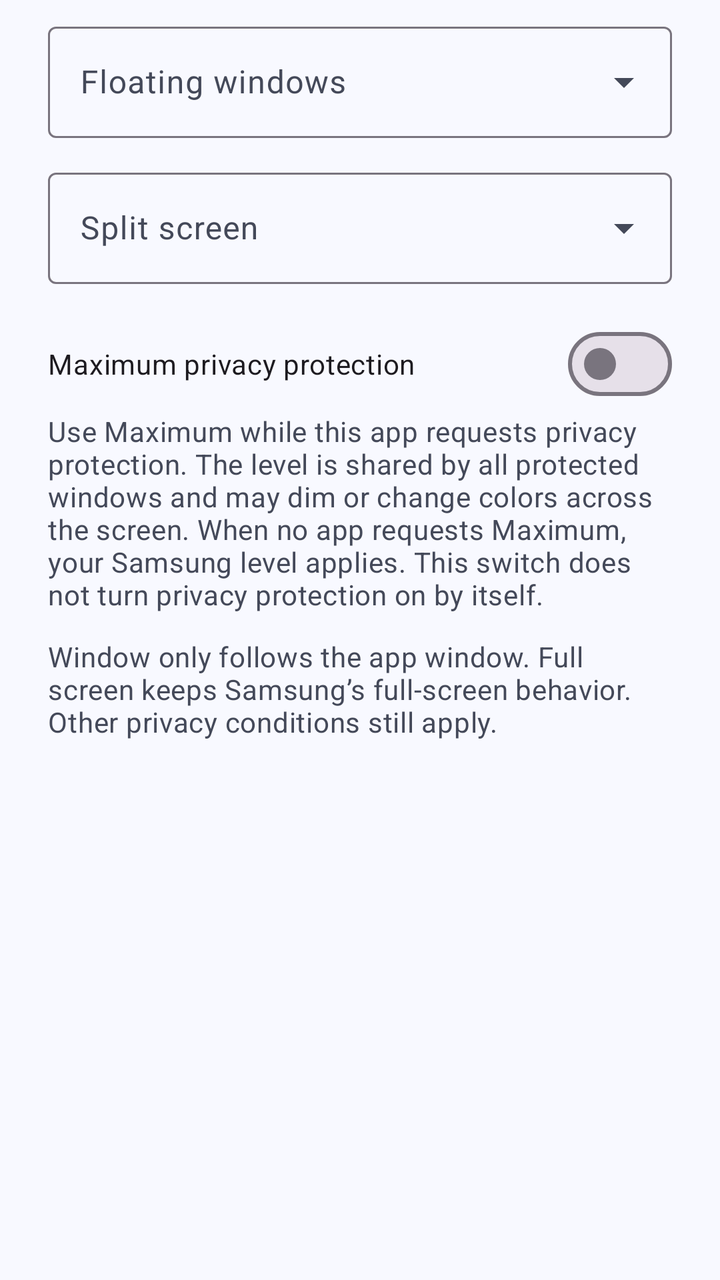
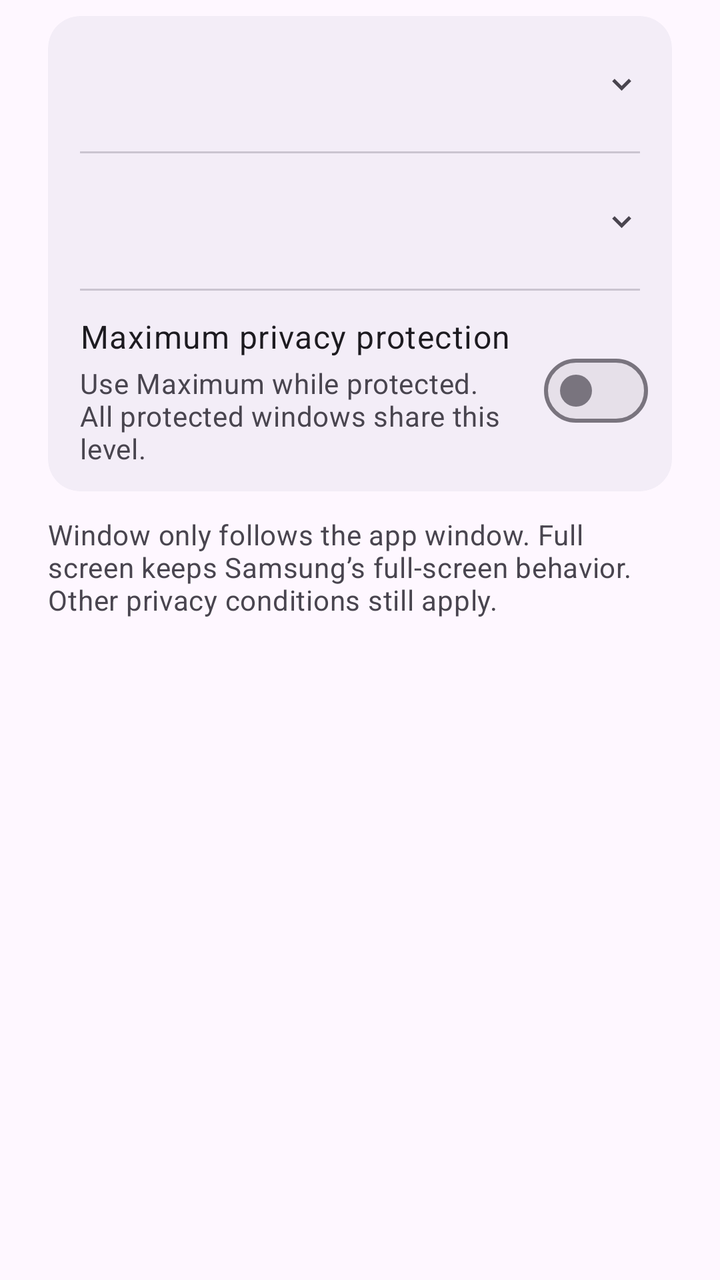

Compare the two renders of this Android layout. The source of the first and the diff that turns it into the second are given below.
<!-- AndroidManifest.xml: application theme Theme.PrivacyDisplayPlus -->
<!-- res/layout/dialog_app_rule.xml -->
<?xml version="1.0" encoding="utf-8"?>
<LinearLayout xmlns:android="http://schemas.android.com/apk/res/android" xmlns:app="http://schemas.android.com/apk/res-auto"
    android:layout_width="match_parent" android:layout_height="wrap_content" android:orientation="vertical"
    android:paddingStart="24dp" android:paddingEnd="24dp" android:paddingTop="8dp" android:paddingBottom="8dp">
    <com.google.android.material.textfield.TextInputLayout style="@style/Widget.Material3.TextInputLayout.OutlinedBox.ExposedDropdownMenu"
        android:id="@+id/rule_floating_input" app:endIconMode="dropdown_menu"
        android:layout_width="match_parent" android:layout_height="wrap_content" android:hint="@string/floating_title">
        <com.google.android.material.textfield.MaterialAutoCompleteTextView android:id="@+id/rule_floating"
            android:layout_width="match_parent" android:layout_height="wrap_content" android:inputType="none"
            android:importantForAutofill="no" android:contentDescription="@string/floating_title" />
    </com.google.android.material.textfield.TextInputLayout>
    <com.google.android.material.textfield.TextInputLayout style="@style/Widget.Material3.TextInputLayout.OutlinedBox.ExposedDropdownMenu"
        android:id="@+id/rule_split_input" app:endIconMode="dropdown_menu"
        android:layout_width="match_parent" android:layout_height="wrap_content" android:layout_marginTop="12dp"
        android:hint="@string/split_title">
        <com.google.android.material.textfield.MaterialAutoCompleteTextView android:id="@+id/rule_split"
            android:layout_width="match_parent" android:layout_height="wrap_content" android:inputType="none"
            android:importantForAutofill="no" android:contentDescription="@string/split_title" />
    </com.google.android.material.textfield.TextInputLayout>
    <com.google.android.material.materialswitch.MaterialSwitch
        android:id="@+id/rule_maximum"
        android:layout_width="match_parent" android:layout_height="wrap_content"
        android:minHeight="48dp" android:layout_marginTop="16dp"
        android:text="@string/maximum_privacy_title" />
    <TextView android:layout_width="match_parent" android:layout_height="wrap_content"
        android:text="@string/maximum_privacy_explanation"
        android:textAppearance="@style/TextAppearance.Material3.BodyMedium"
        android:textColor="?attr/colorOnSurfaceVariant" />
    <TextView android:layout_width="match_parent" android:layout_height="wrap_content" android:layout_marginTop="12dp"
        android:text="@string/rule_explanation" android:textAppearance="@style/TextAppearance.Material3.BodyMedium"
        android:textColor="?attr/colorOnSurfaceVariant" />
</LinearLayout>
<!-- resources referenced by this layout -->
<resources>
  <string name="floating_title">Floating windows</string>
  <string name="maximum_privacy_explanation">Use Maximum while this app requests privacy protection. The level is shared by all protected windows and may dim or change colors across the screen. When no app requests Maximum, your Samsung level applies. This switch does not turn privacy protection on by itself.</string>
  <string name="maximum_privacy_title">Maximum privacy protection</string>
  <string name="rule_explanation">Window only follows the app window. Full screen keeps Samsung\u2019s full-screen behavior. Other privacy conditions still apply.</string>
  <string name="split_title">Split screen</string>
  <style name="Theme.PrivacyDisplayPlus" parent="Theme.Material3.DayNight.NoActionBar">
          <item name="colorPrimary">@color/accent</item>
          <item name="colorOnPrimary">@color/on_primary</item>
          <item name="colorPrimaryContainer">@color/primary_container</item>
          <item name="colorOnPrimaryContainer">@color/on_primary_container</item>
          <item name="colorSurface">@color/background</item>
          <item name="colorSurfaceContainer">@color/surface</item>
          <item name="colorSurfaceContainerHigh">@color/surface_high</item>
          <item name="colorOnSurface">@color/text_primary</item>
          <item name="colorOnSurfaceVariant">@color/text_secondary</item>
          <item name="colorOutlineVariant">@color/outline</item>
          <item name="colorError">@color/error</item>
          <item name="android:windowBackground">@color/background</item>
          <item name="android:windowLightStatusBar">true</item>
          <item name="android:windowLightNavigationBar">true</item>
      </style>
  <color name="accent">#245CBD</color>
  <color name="on_primary">#FFFFFF</color>
  <color name="primary_container">#DCE6FF</color>
  <color name="on_primary_container">#071C45</color>
  <color name="background">#F8F9FF</color>
  <color name="surface">#EFF2FA</color>
  <color name="surface_high">#E7EBF5</color>
  <color name="text_primary">#191C25</color>
  <color name="text_secondary">#444959</color>
  <color name="outline">#C5CAD8</color>
  <color name="error">#BA1A1A</color>
</resources>

<!-- the commit's change to res/layout/dialog_app_rule.xml (unified diff, before → after) -->
@@ -2,31 +2,68 @@
 <LinearLayout xmlns:android="http://schemas.android.com/apk/res/android" xmlns:app="http://schemas.android.com/apk/res-auto"
     android:layout_width="match_parent" android:layout_height="wrap_content" android:orientation="vertical"
     android:paddingStart="24dp" android:paddingEnd="24dp" android:paddingTop="8dp" android:paddingBottom="8dp">
-    <com.google.android.material.textfield.TextInputLayout style="@style/Widget.Material3.TextInputLayout.OutlinedBox.ExposedDropdownMenu"
-        android:id="@+id/rule_floating_input" app:endIconMode="dropdown_menu"
-        android:layout_width="match_parent" android:layout_height="wrap_content" android:hint="@string/floating_title">
-        <com.google.android.material.textfield.MaterialAutoCompleteTextView android:id="@+id/rule_floating"
-            android:layout_width="match_parent" android:layout_height="wrap_content" android:inputType="none"
-            android:importantForAutofill="no" android:contentDescription="@string/floating_title" />
-    </com.google.android.material.textfield.TextInputLayout>
-    <com.google.android.material.textfield.TextInputLayout style="@style/Widget.Material3.TextInputLayout.OutlinedBox.ExposedDropdownMenu"
-        android:id="@+id/rule_split_input" app:endIconMode="dropdown_menu"
-        android:layout_width="match_parent" android:layout_height="wrap_content" android:layout_marginTop="12dp"
-        android:hint="@string/split_title">
-        <com.google.android.material.textfield.MaterialAutoCompleteTextView android:id="@+id/rule_split"
-            android:layout_width="match_parent" android:layout_height="wrap_content" android:inputType="none"
-            android:importantForAutofill="no" android:contentDescription="@string/split_title" />
-    </com.google.android.material.textfield.TextInputLayout>
-    <com.google.android.material.materialswitch.MaterialSwitch
-        android:id="@+id/rule_maximum"
+    <com.google.android.material.card.MaterialCardView
+        style="@style/Widget.Material3.CardView.Filled"
         android:layout_width="match_parent" android:layout_height="wrap_content"
-        android:minHeight="48dp" android:layout_marginTop="16dp"
-        android:text="@string/maximum_privacy_title" />
+        app:cardBackgroundColor="?attr/colorSurfaceContainer" app:cardElevation="0dp"
+        app:shapeAppearanceOverlay="@style/Shape.PrivacyDisplayPlus.Card">
+        <LinearLayout android:layout_width="match_parent" android:layout_height="wrap_content" android:orientation="vertical">
+            <include android:id="@+id/rule_floating" layout="@layout/settings_menu_row" />
+            <com.google.android.material.divider.MaterialDivider
+                android:layout_width="match_parent" android:layout_height="1dp"
+                app:dividerInsetStart="16dp" app:dividerInsetEnd="16dp" />
+            <include android:id="@+id/rule_split" layout="@layout/settings_menu_row" />
+            <com.google.android.material.divider.MaterialDivider
+                android:layout_width="match_parent" android:layout_height="1dp"
+                app:dividerInsetStart="16dp" app:dividerInsetEnd="16dp" />
+            <LinearLayout android:layout_width="match_parent" android:layout_height="wrap_content"
+                android:orientation="horizontal" android:gravity="center_vertical"
+                android:paddingStart="16dp" android:paddingEnd="12dp" android:paddingTop="12dp" android:paddingBottom="12dp">
+                <LinearLayout android:layout_width="0dp" android:layout_height="wrap_content"
+                    android:layout_weight="1" android:orientation="vertical" android:layout_marginEnd="12dp">
+                    <TextView android:layout_width="match_parent" android:layout_height="wrap_content"
+                        android:text="@string/maximum_privacy_title" android:labelFor="@id/rule_maximum"
+                        android:textAppearance="@style/TextAppearance.Material3.BodyLarge" android:textColor="?attr/colorOnSurface" />
+                    <TextView android:layout_width="match_parent" android:layout_height="wrap_content"
+                        android:layout_marginTop="3dp" android:text="@string/rule_maximum_description"
+                        android:textAppearance="@style/TextAppearance.Material3.BodyMedium" android:textColor="?attr/colorOnSurfaceVariant" />
+                </LinearLayout>
+                <com.google.android.material.materialswitch.MaterialSwitch
+                    android:id="@+id/rule_maximum" android:layout_width="wrap_content" android:layout_height="48dp"
+                    android:minWidth="48dp" android:contentDescription="@string/maximum_privacy_title" />
+            </LinearLayout>
+        </LinearLayout>
+    </com.google.android.material.card.MaterialCardView>
     <TextView android:layout_width="match_parent" android:layout_height="wrap_content"
-        android:text="@string/maximum_privacy_explanation"
-        android:textAppearance="@style/TextAppearance.Material3.BodyMedium"
-        android:textColor="?attr/colorOnSurfaceVariant" />
-    <TextView android:layout_width="match_parent" android:layout_height="wrap_content" android:layout_marginTop="12dp"
-        android:text="@string/rule_explanation" android:textAppearance="@style/TextAppearance.Material3.BodyMedium"
-        android:textColor="?attr/colorOnSurfaceVariant" />
+        android:layout_marginTop="12dp" android:text="@string/rule_explanation"
+        android:textAppearance="@style/TextAppearance.Material3.BodyMedium" android:textColor="?attr/colorOnSurfaceVariant" />
 </LinearLayout>
+<!-- res/layout/settings_menu_row.xml (included above) -->
+<?xml version="1.0" encoding="utf-8"?>
+<LinearLayout xmlns:android="http://schemas.android.com/apk/res/android" xmlns:app="http://schemas.android.com/apk/res-auto"
+    android:layout_width="match_parent" android:layout_height="wrap_content"
+    android:orientation="horizontal" android:gravity="center_vertical"
+    android:paddingStart="16dp" android:paddingEnd="16dp"
+    android:paddingTop="12dp" android:paddingBottom="12dp" android:minHeight="64dp"
+    android:clickable="true" android:focusable="true"
+    android:background="?attr/selectableItemBackground">
+    <LinearLayout android:layout_width="0dp" android:layout_height="wrap_content"
+        android:layout_weight="1" android:orientation="vertical" android:layout_marginEnd="12dp"
+        android:importantForAccessibility="noHideDescendants">
+        <TextView android:id="@+id/choice_title" android:layout_width="match_parent" android:layout_height="wrap_content"
+            android:textAppearance="@style/TextAppearance.Material3.BodyLarge" android:textColor="?attr/colorOnSurface" />
+        <TextView android:id="@+id/choice_description" android:layout_width="match_parent" android:layout_height="wrap_content"
+            android:layout_marginTop="3dp" android:textAppearance="@style/TextAppearance.Material3.BodyMedium"
+            android:textColor="?attr/colorOnSurfaceVariant" />
+    </LinearLayout>
+    <LinearLayout android:id="@+id/choice_control" android:layout_width="wrap_content" android:layout_height="wrap_content"
+        android:orientation="horizontal" android:gravity="center"
+        android:importantForAccessibility="noHideDescendants">
+        <TextView android:id="@+id/choice_value" android:layout_width="wrap_content" android:layout_height="wrap_content"
+            android:maxWidth="96dp" android:textAppearance="@style/TextAppearance.Material3.BodyMedium"
+            android:textColor="?attr/colorPrimary" android:textAlignment="viewEnd" />
+        <ImageView android:id="@+id/choice_arrow" android:layout_width="20dp" android:layout_height="20dp"
+            android:layout_marginStart="8dp" android:src="@drawable/ic_chevron_right" android:rotation="90"
+            app:tint="?attr/colorOnSurfaceVariant" android:importantForAccessibility="no" android:contentDescription="@null" />
+    </LinearLayout>
+</LinearLayout>
<!-- resource entries referenced after the edit -->
@@ -1,36 +1,21 @@
 <!-- resources referenced by this layout -->
 <resources>
-  <string name="floating_title">Floating windows</string>
-  <string name="maximum_privacy_explanation">Use Maximum while this app requests privacy protection. The level is shared by all protected windows and may dim or change colors across the screen. When no app requests Maximum, your Samsung level applies. This switch does not turn privacy protection on by itself.</string>
+  <!-- drawable ic_chevron_right (drawable) -->
+  <vector xmlns:android="http://schemas.android.com/apk/res/android" android:width="24dp" android:height="24dp"
+      android:viewportWidth="24" android:viewportHeight="24" android:autoMirrored="true" android:tint="?attr/colorOnSurfaceVariant">
+      <path android:fillColor="#FFFFFFFF" android:pathData="M9.29,6.71L13.59,11l-4.3,4.29L10.71,16.71 16.41,11 10.71,5.29z" />
+  </vector>
   <string name="maximum_privacy_title">Maximum privacy protection</string>
   <string name="rule_explanation">Window only follows the app window. Full screen keeps Samsung\u2019s full-screen behavior. Other privacy conditions still apply.</string>
-  <string name="split_title">Split screen</string>
+  <string name="rule_maximum_description">Use Maximum while protected. All protected windows share this level.</string>
+  <style name="Shape.PrivacyDisplayPlus.Card" parent="">
+          <item name="cornerFamily">rounded</item>
+          <item name="cornerSize">16dp</item>
+      </style>
   <style name="Theme.PrivacyDisplayPlus" parent="Theme.Material3.DayNight.NoActionBar">
-          <item name="colorPrimary">@color/accent</item>
-          <item name="colorOnPrimary">@color/on_primary</item>
-          <item name="colorPrimaryContainer">@color/primary_container</item>
-          <item name="colorOnPrimaryContainer">@color/on_primary_container</item>
-          <item name="colorSurface">@color/background</item>
-          <item name="colorSurfaceContainer">@color/surface</item>
-          <item name="colorSurfaceContainerHigh">@color/surface_high</item>
-          <item name="colorOnSurface">@color/text_primary</item>
-          <item name="colorOnSurfaceVariant">@color/text_secondary</item>
-          <item name="colorOutlineVariant">@color/outline</item>
-          <item name="colorError">@color/error</item>
-          <item name="android:windowBackground">@color/background</item>
-          <item name="android:windowLightStatusBar">true</item>
-          <item name="android:windowLightNavigationBar">true</item>
+          <item name="android:windowBackground">?attr/colorSurface</item>
+          <item name="android:statusBarColor">@android:color/transparent</item>
+          <item name="android:navigationBarColor">@android:color/transparent</item>
       </style>
-  <color name="accent">#245CBD</color>
-  <color name="on_primary">#FFFFFF</color>
-  <color name="primary_container">#DCE6FF</color>
-  <color name="on_primary_container">#071C45</color>
-  <color name="background">#F8F9FF</color>
-  <color name="surface">#EFF2FA</color>
-  <color name="surface_high">#E7EBF5</color>
-  <color name="text_primary">#191C25</color>
-  <color name="text_secondary">#444959</color>
-  <color name="outline">#C5CAD8</color>
-  <color name="error">#BA1A1A</color>
 </resources>
 
